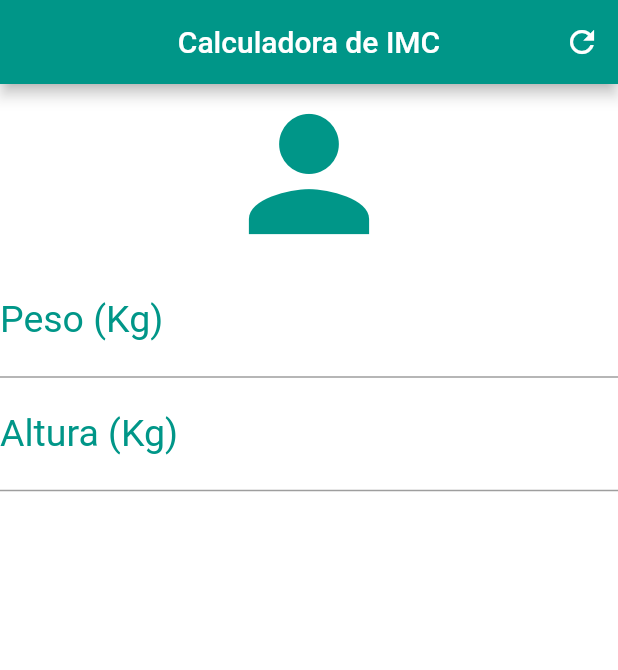
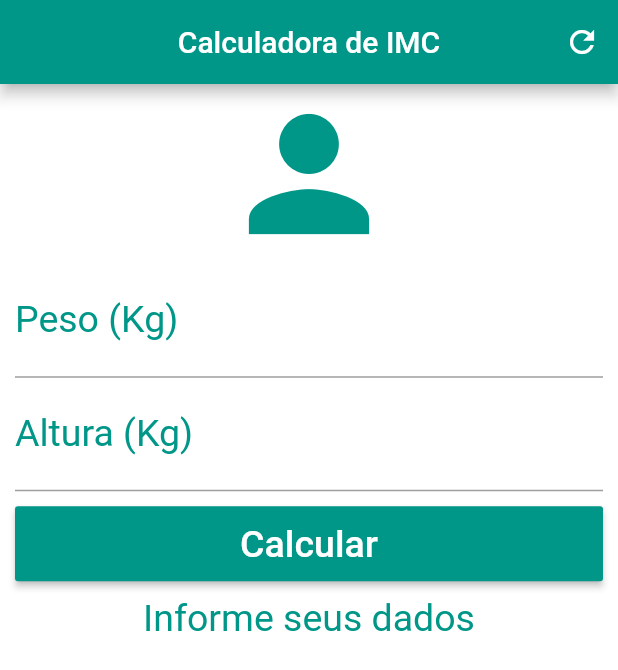
Before and after one commit to ShadowDeveloper/flutter-apps-classes, a Flutter app: the screen it shows after launch, after a tap on the "refresh" icon, on a phone screen of 412 x 824 dp. Shown: the top 670 px of the screen. Run offline on Flutter 3.47's test engine with Material 2 defaults, Android fonts, the phone set to English and light mode, and no system bars.

Commit message:
App de IMC com modulo de calculo

```diff
--- a/calculadora_imc/lib/main.dart
+++ b/calculadora_imc/lib/main.dart
@@ -10,6 +10,43 @@ class Home extends StatefulWidget {
 }
 
 class _HomeState extends State<Home> {
+  TextEditingController weightController = TextEditingController();
+  TextEditingController heightController = TextEditingController();
+  String _infoText = "Informe seus dados";
+
+  void _resetFields() {
+    weightController.text = "";
+    heightController.text = "";
+
+    setState(() {
+      _infoText = "Informe seus dados";
+    });
+  }
+
+  void _calculate() {
+    double weight = double.parse(weightController.text);
+    double height = double.parse(heightController.text);
+    double imc = weight / (height * height);
+    debugPrint("IMC de resposta ${imc.toStringAsPrecision(3)}");
+    setState(() {
+      if (imc < 18.6) {
+        _infoText = "Abaixo do peso (${imc.toStringAsPrecision(3)})";
+      } else if (imc >= 18.6 && imc < 24.9) {
+        _infoText = "Peso ideal (${imc.toStringAsPrecision(3)})";
+      } else if (imc >= 24.9 && imc < 29.9) {
+        _infoText = "Levemente acima do peso (${imc.toStringAsPrecision(3)})";
+      } else if (imc >= 24.9 && imc < 29.9) {
+        _infoText = "Levemente acima do peso (${imc.toStringAsPrecision(3)})";
+      } else if (imc >= 29.9 && imc < 34.9) {
+        _infoText = "Obesidade Grau I (${imc.toStringAsPrecision(3)})";
+      } else if (imc >= 34.9 && imc < 39.9) {
+        _infoText = "Obesidade Grau II (${imc.toStringAsPrecision(3)})";
+      } else if (imc >= 40) {
+        _infoText = "Obesidade Grau III (${imc.toStringAsPrecision(3)})";
+      }
+    });
+  }
+
   @override
   Widget build(BuildContext context) {
     return Scaffold(
@@ -20,12 +57,14 @@ class _HomeState extends State<Home> {
           actions: <Widget>[
             IconButton(
               icon: Icon(Icons.refresh),
-            onPressed: () {},
+              onPressed: _resetFields,
             )
           ],
         ),
         backgroundColor: Colors.white,
-      body: Column(
+        body: SingleChildScrollView(
+          padding: EdgeInsets.fromLTRB(10.0, 0.0, 10.0, 0.0),
+          child: Column(
             //mainAxisAlignment: MainAxisAlignment.center,
             crossAxisAlignment: CrossAxisAlignment.stretch,
             children: <Widget>[
@@ -41,6 +80,7 @@ class _HomeState extends State<Home> {
                 keyboardType: TextInputType.number,
                 textAlign: TextAlign.center,
                 style: TextStyle(fontSize: 25.0, color: Colors.teal),
+                controller: weightController,
               ),
               TextField(
                 decoration: InputDecoration(
@@ -49,9 +89,26 @@ class _HomeState extends State<Home> {
                 keyboardType: TextInputType.number,
                 textAlign: TextAlign.center,
                 style: TextStyle(fontSize: 25.0, color: Colors.teal),
+                controller: heightController,
               ),
+              Container(
+                height: 50.0,
+                margin: EdgeInsets.only(top: 10.0, bottom: 10.0),
+                child: RaisedButton(
+                    onPressed: _calculate,
+                    child: Text(
+                      "Calcular",
+                      style: TextStyle(color: Colors.white, fontSize: 25.0),
+                    ),
+                    color: Colors.teal),
+              ),
+              Text(
+                _infoText,
+                textAlign: TextAlign.center,
+                style: TextStyle(color: Colors.teal, fontSize: 25.0),
+              )
             ],
           ),
-    );
+        ));
   }
 }
```
Lines whose indentation alone changed are shown as unchanged.
